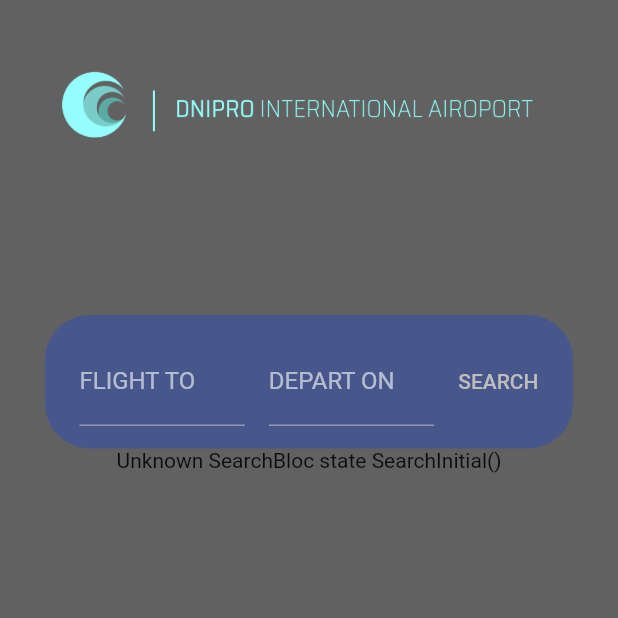
After one commit to Yuliya739/dnipro_airport, a Flutter app: the SearchPage screen opened directly, on a phone screen of 412 x 824 dp, the top half of it. The commit adds this screen. Run offline on Flutter 3.47's test engine with Material 2 defaults, Android fonts, the phone set to English and light mode, and no system bars; our stand-ins replace bloc, dio, equatable, flutter_bloc; network calls fail.

Commit message:
Search done.

```diff
--- a/lib/app/app.dart
+++ b/lib/app/app.dart
@@ -1,5 +1,5 @@
 import 'package:dnipro_airport/pages/main_page/main_page.dart';
-import 'package:dnipro_airport/pages/scoreboard_page/scoreboard_page.dart';
+import 'package:dnipro_airport/pages/scoreboard_page/search_page.dart';
 import 'package:flutter/material.dart';
 
 class App extends StatelessWidget {
@@ -44,7 +44,7 @@ class App extends StatelessWidget {
       initialRoute: MainPage.route,
       routes: {
         MainPage.route: (_) => MainPage(),
-        ScoreboardPage.route: (_) => ScoreboardPage(),
+        SearchPage.route: (_) => SearchPage(),
       },
     );
   }
--- /dev/null
+++ b/lib/bloc/search_bloc.dart
@@ -0,0 +1,33 @@
+import 'dart:async';
+
+import 'package:bloc/bloc.dart';
+import 'package:dnipro_airport/models/flight_model.dart';
+import 'package:dnipro_airport/repos/api_repo.dart';
+import 'package:equatable/equatable.dart';
+
+part 'search_event.dart';
+part 'search_state.dart';
+
+class SearchBloc extends Bloc<SearchEvent, SearchState> {
+  final ApiRepo apiRepo;
+  SearchBloc({required this.apiRepo}) : super(SearchInitial());
+
+  @override
+  Stream<SearchState> mapEventToState(
+    SearchEvent event,
+  ) async* {
+    if (event is SearchRequest) {
+      yield SearchInProgress();
+      yield await _onSearchRequest(event);
+    }
+  }
+
+  Future<SearchState> _onSearchRequest(SearchRequest event) async {
+    try {
+      final flights = await apiRepo.search(event.flightTo, event.departDate);
+      return SearchSuccess(flights: flights);
+    } catch (exc) {
+      return SearchFailure(error: exc);
+    }
+  }
+}
--- /dev/null
+++ b/lib/bloc/search_event.dart
@@ -0,0 +1,18 @@
+part of 'search_bloc.dart';
+
+abstract class SearchEvent extends Equatable {
+  const SearchEvent();
+
+  @override
+  List<Object> get props => [];
+}
+
+class SearchRequest extends SearchEvent {
+  final String flightTo;
+  final DateTime departDate;
+
+  SearchRequest({required this.flightTo, required this.departDate});
+
+  @override
+  List<Object> get props => [flightTo, departDate];
+}
--- /dev/null
+++ b/lib/bloc/search_state.dart
@@ -0,0 +1,30 @@
+part of 'search_bloc.dart';
+
+abstract class SearchState extends Equatable {
+  const SearchState();
+
+  @override
+  List<Object> get props => [];
+}
+
+class SearchInitial extends SearchState {}
+
+class SearchInProgress extends SearchState {}
+
+class SearchFailure extends SearchState {
+  final Object? error;
+
+  SearchFailure({this.error});
+
+  @override
+  List<Object> get props => [error!];
+}
+
+class SearchSuccess extends SearchState {
+  final List<FlightModel> flights;
+
+  SearchSuccess({required this.flights});
+
+  @override
+  List<Object> get props => [flights];
+}
--- a/lib/components/search_flight_field.dart
+++ b/lib/components/search_flight_field.dart
@@ -4,9 +4,18 @@ import 'package:intl/intl.dart';
 class SearchFlightField extends StatelessWidget {
   final Function(String, DateTime) onSearchTap;
 
-  SearchFlightField({Key? key, required this.onSearchTap}) : super(key: key);
-  final _flightToTextController = TextEditingController();
-  final _departOnTextController = TextEditingController();
+  SearchFlightField({
+    Key? key,
+    required this.onSearchTap,
+    String? flightTo,
+    DateTime? date,
+  }) : super(key: key) {
+    _flightToTextController = TextEditingController(text: flightTo);
+    _departOnTextController = TextEditingController(
+        text: date == null ? null : _dateFormat.format(date));
+  }
+  late final _flightToTextController;
+  late final _departOnTextController;
   final _dateFormat = DateFormat('yyyy-MM-dd');
 
   @override
--- /dev/null
+++ b/lib/models/airline_model.dart
@@ -0,0 +1,37 @@
+class AirlineModel {
+  String airlineId;
+  String airlineName;
+  String country;
+  String iso31661Alpha2;
+  String iso31661Alpha3;
+  String iata;
+  String icao;
+  String carriageClass;
+  String callCenter;
+
+  AirlineModel({
+    required this.airlineId,
+    required this.airlineName,
+    required this.country,
+    required this.iso31661Alpha2,
+    required this.iso31661Alpha3,
+    required this.iata,
+    required this.icao,
+    required this.carriageClass,
+    required this.callCenter,
+  });
+
+  factory AirlineModel.fromJson(Map<String, dynamic> json) {
+    return AirlineModel(
+      airlineId: json['airline_id'],
+      airlineName: json['airline_name'],
+      country: json['country'],
+      iso31661Alpha2: json['iso31661_alpha2'],
+      iso31661Alpha3: json['iso31661_alpha3'],
+      iata: json['iata'],
+      icao: json['icao'],
+      carriageClass: json['carriage_class'],
+      callCenter: json['call_center'],
+    );
+  }
+}
--- a/lib/models/flight_model.dart
+++ b/lib/models/flight_model.dart
@@ -8,7 +8,9 @@ class FlightModel {
   String remark;
   String airportName;
   String direction;
-  String airlineId;
+  String planeId;
+  int travelTime;
+  int coast;
 
   FlightModel({
     required this.flightId,
@@ -20,10 +22,13 @@ class FlightModel {
     required this.remark,
     required this.airportName,
     required this.direction,
-    required this.airlineId,
+    required this.planeId,
+    required this.travelTime,
+    required this.coast,
   });
 
   factory FlightModel.fromJson(Map<String, dynamic> json) {
+    final realTime = json['real_time'];
     return FlightModel(
       flightId: json['flight_id'],
       estimatedTime: DateTime.parse(json['estimated_time']),
@@ -33,8 +38,10 @@ class FlightModel {
       remark: json['remark'],
       airportName: json['airport_name'],
       direction: json['direction'],
-      airlineId: json['airline_id'],
-      realTime: DateTime.parse(json['real_time']),
+      planeId: json['plane_id'],
+      realTime: realTime == null ? null : DateTime.parse(json['real_time']),
+      travelTime: json['travel_time'],
+      coast: json['coast'],
     );
   }
 }
--- /dev/null
+++ b/lib/models/transplantation_model.dart
@@ -0,0 +1,25 @@
+class TransplantationModel {
+  String transplantationId;
+  DateTime transplantationTime;
+  String gate;
+  String companyTransfer;
+  String flightId;
+
+  TransplantationModel({
+    required this.transplantationId,
+    required this.transplantationTime,
+    required this.gate,
+    required this.companyTransfer,
+    required this.flightId,
+  });
+
+  factory TransplantationModel.fromJson(Map<String, dynamic> json) {
+    return TransplantationModel(
+      transplantationId: json['transplantation_id'],
+      transplantationTime: json['transplantation_time'],
+      gate: json['gate'],
+      companyTransfer: json['company_transfer'],
+      flightId: json['flight_id'],
+    );
+  }
+}
--- /dev/null
+++ b/lib/pages/scoreboard_page/search_page.dart
@@ -0,0 +1,124 @@
+import 'package:dnipro_airport/bloc/search_bloc.dart';
+import 'package:dnipro_airport/components/search_flight_field.dart';
+import 'package:dnipro_airport/components/ticket_card.dart';
+import 'package:dnipro_airport/components/ticket_card_preloader.dart';
+import 'package:flutter/material.dart';
+import 'package:flutter_bloc/flutter_bloc.dart';
+
+class SearchPage extends StatefulWidget {
+  static String get route => '/scoreboard';
+  final String? flightTo;
+  final DateTime? departDate;
+  const SearchPage({
+    Key? key,
+    this.departDate,
+    this.flightTo,
+  }) : super(key: key);
+
+  @override
+  State<SearchPage> createState() => _SearchPageState();
+}
+
+class _SearchPageState extends State<SearchPage> {
+  @override
+  void initState() {
+    if (widget.departDate != null && widget.flightTo != null) {
+      BlocProvider.of<SearchBloc>(context).add(SearchRequest(
+          flightTo: widget.flightTo!, departDate: widget.departDate!));
+    }
+    super.initState();
+  }
+
+  void _onSearchTap(BuildContext context, String direction, DateTime date) {
+    BlocProvider.of<SearchBloc>(context)
+        .add(SearchRequest(flightTo: direction, departDate: date));
+  }
+
+  @override
+  Widget build(BuildContext context) {
+    return Scaffold(
+      backgroundColor: Color.fromARGB(255, 97, 97, 97),
+      body: SingleChildScrollView(
+        child: Padding(
+          padding: const EdgeInsets.all(30.0),
+          child: Column(
+            children: [
+              Align(
+                alignment: Alignment.centerLeft,
+                child: GestureDetector(
+                  onTap: () => Navigator.pop(context),
+                  child: Image.asset(
+                    'assets/images/logo.png',
+                    fit: BoxFit.contain,
+                    height: 80,
+                  ),
+                ),
+              ),
+              SizedBox(height: 100),
+              ConstrainedBox(
+                constraints: BoxConstraints(maxWidth: 700),
+                child: SearchFlightField(
+                  onSearchTap: (direction, date) =>
+                      _onSearchTap(context, direction, date),
+                  flightTo: widget.flightTo,
+                  date: widget.departDate,
+                ),
+              ),
+              _ResultsList(),
+            ],
+          ),
+        ),
+      ),
+    );
+  }
+}
+
+class _ResultsList extends StatelessWidget {
+  final void Function(String flightId)? onTicketTap;
+  const _ResultsList({Key? key, this.onTicketTap}) : super(key: key);
+
+  @override
+  Widget build(BuildContext context) {
+    return BlocBuilder<SearchBloc, SearchState>(
+      builder: (context, state) {
+        if (state is SearchFailure) {
+          Text(state.toString());
+        }
+        if (state is SearchInProgress) {
+          return LinearProgressIndicator();
+        }
+        if (state is SearchSuccess) {
+          return Padding(
+            padding: const EdgeInsets.only(top: 20.0),
+            child: ConstrainedBox(
+              constraints: BoxConstraints(maxWidth: 1000),
+              child: Column(
+                children: state.flights
+                    .map((flight) => Padding(
+                          padding: const EdgeInsets.symmetric(vertical: 10.0),
+                          child: TicketCardPreloader(
+                            flight: flight,
+                            builder:
+                                (context, flight, airline, transplantation) {
+                              return TicketCard(
+                                flight: flight,
+                                airline: airline,
+                                transplantation: transplantation,
+                                borderRadius: BorderRadius.circular(30.0),
+                              );
+                            },
+                            errorBuilder: (context, error) =>
+                                Text(error.toString()),
+                            loadBuilder: (context) => LinearProgressIndicator(),
+                          ),
+                        ))
+                    .toList(),
+              ),
+            ),
+          );
+        }
+        return Text('Unknown SearchBloc state $state');
+      },
+    );
+  }
+}
```
Also changed, not shown: lib/clients/api_client.dart (+52 -5 lines), lib/components/ticket_card.dart (added, +223 -0 lines), lib/components/ticket_card_preloader.dart (added, +47 -0 lines), lib/models/plane_model.dart (added, +22 -0 lines), lib/pages/main_page/search_part.dart (+23 -3 lines), lib/pages/scoreboard_page/scoreboard_page.dart (deleted, +0 -15 lines), lib/pages/scoreboard_page/search_page_provider.dart (added, +23 -0 lines), lib/repos/api_repo.dart (+27 -9 lines).
